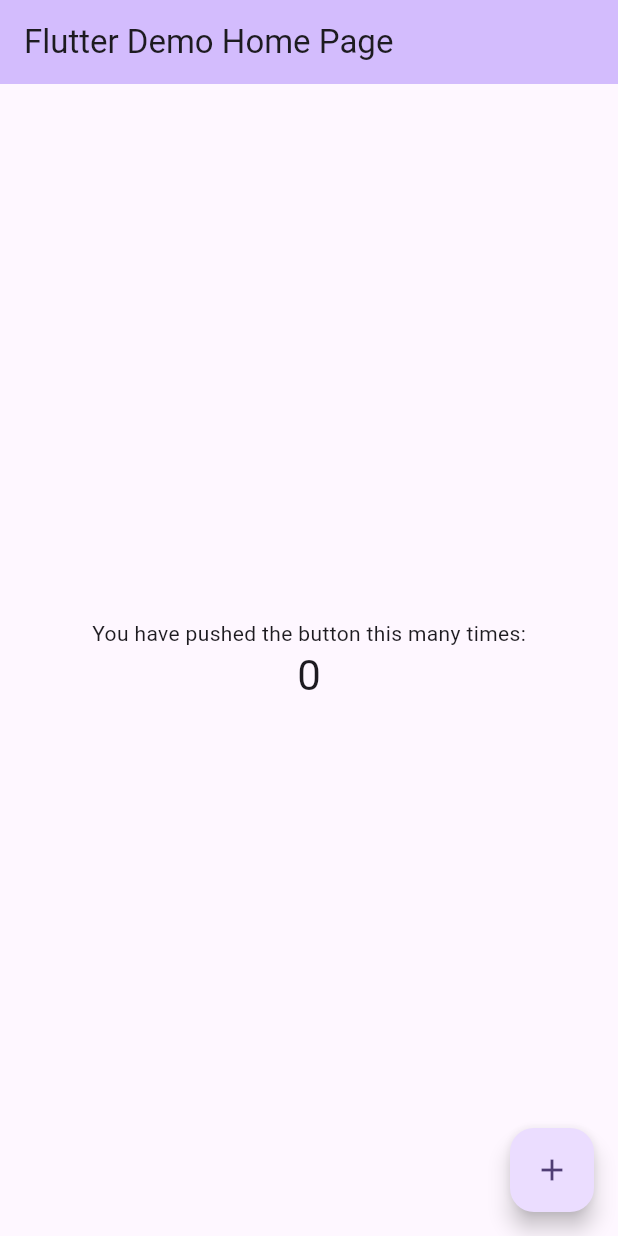
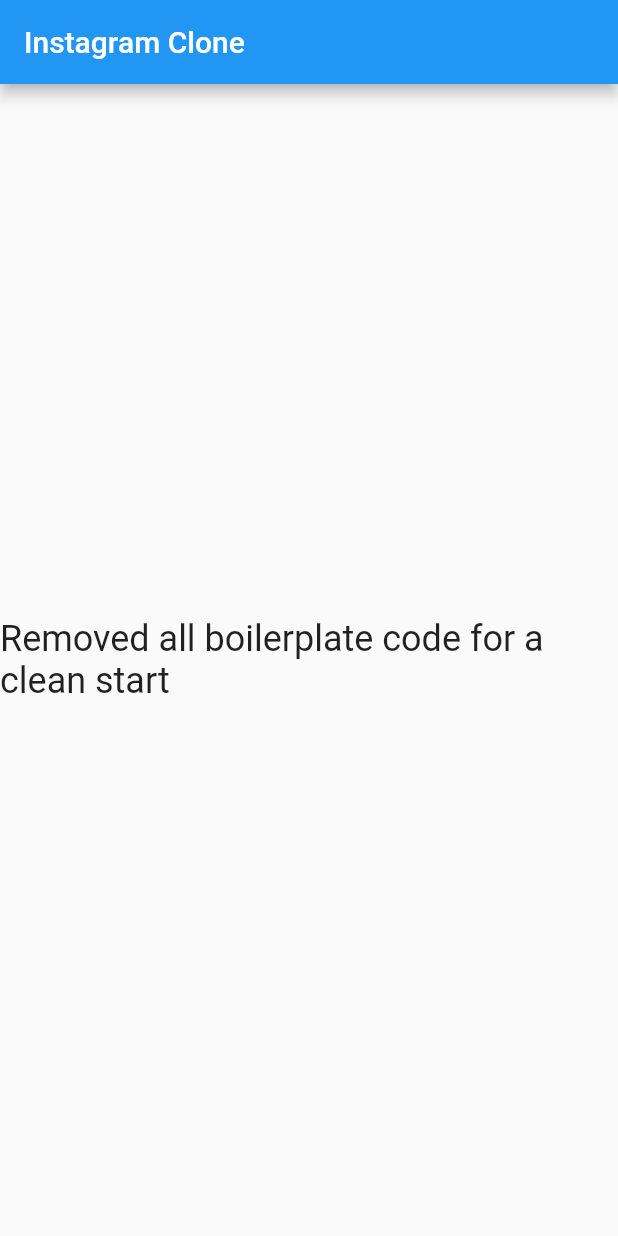
Before and after one commit to AndrewEllen/instagram-clone, a Flutter app: the screen it shows after launch, on a phone screen of 412 x 824 dp. Run offline on Flutter 3.47's test engine with Material 2 defaults, Android fonts, the phone set to English and light mode, and no system bars.

Commit message:
Removed boilerplate code for a fresh start

```diff
--- a/lib/main.dart
+++ b/lib/main.dart
@@ -1,125 +1,24 @@
 import 'package:flutter/material.dart';
 
 void main() {
-  runApp(const MyApp());
+  runApp(const MaterialApp(home: MyHomePage()));
 }
 
-class MyApp extends StatelessWidget {
-  const MyApp({super.key});
+class MyHomePage extends StatelessWidget {
+  const MyHomePage({Key? key}) : super(key: key);
 
-  // This widget is the root of your application.
   @override
   Widget build(BuildContext context) {
-    return MaterialApp(
-      title: 'Flutter Demo',
-      theme: ThemeData(
-        // This is the theme of your application.
-        //
-        // TRY THIS: Try running your application with "flutter run". You'll see
-        // the application has a blue toolbar. Then, without quitting the app,
-        // try changing the seedColor in the colorScheme below to Colors.green
-        // and then invoke "hot reload" (save your changes or press the "hot
-        // reload" button in a Flutter-supported IDE, or press "r" if you used
-        // the command line to start the app).
-        //
-        // Notice that the counter didn't reset back to zero; the application
-        // state is not lost during the reload. To reset the state, use hot
-        // restart instead.
-        //
-        // This works for code too, not just values: Most code changes can be
-        // tested with just a hot reload.
-        colorScheme: ColorScheme.fromSeed(seedColor: Colors.deepPurple),
-        useMaterial3: true,
+    return Scaffold(
+      appBar: AppBar(
+        title: const Text('Instagram Clone'),
       ),
-      home: const MyHomePage(title: 'Flutter Demo Home Page'),
+      body: const Center(
+        child: Text(
+          'Removed all boilerplate code for a clean start',
+          style: TextStyle(fontSize: 24),
+        ),
+      ),
     );
   }
 }
-
-class MyHomePage extends StatefulWidget {
-  const MyHomePage({super.key, required this.title});
-
-  // This widget is the home page of your application. It is stateful, meaning
-  // that it has a State object (defined below) that contains fields that affect
-  // how it looks.
-
-  // This class is the configuration for the state. It holds the values (in this
-  // case the title) provided by the parent (in this case the App widget) and
-  // used by the build method of the State. Fields in a Widget subclass are
-  // always marked "final".
-
-  final String title;
-
-  @override
-  State<MyHomePage> createState() => _MyHomePageState();
-}
-
-class _MyHomePageState extends State<MyHomePage> {
-  int _counter = 0;
-
-  void _incrementCounter() {
-    setState(() {
-      // This call to setState tells the Flutter framework that something has
-      // changed in this State, which causes it to rerun the build method below
-      // so that the display can reflect the updated values. If we changed
-      // _counter without calling setState(), then the build method would not be
-      // called again, and so nothing would appear to happen.
-      _counter++;
-    });
-  }
-
-  @override
-  Widget build(BuildContext context) {
-    // This method is rerun every time setState is called, for instance as done
-    // by the _incrementCounter method above.
-    //
-    // The Flutter framework has been optimized to make rerunning build methods
-    // fast, so that you can just rebuild anything that needs updating rather
-    // than having to individually change instances of widgets.
-    return Scaffold(
-      appBar: AppBar(
-        // TRY THIS: Try changing the color here to a specific color (to
-        // Colors.amber, perhaps?) and trigger a hot reload to see the AppBar
-        // change color while the other colors stay the same.
-        backgroundColor: Theme.of(context).colorScheme.inversePrimary,
-        // Here we take the value from the MyHomePage object that was created by
-        // the App.build method, and use it to set our appbar title.
-        title: Text(widget.title),
-      ),
-      body: Center(
-        // Center is a layout widget. It takes a single child and positions it
-        // in the middle of the parent.
-        child: Column(
-          // Column is also a layout widget. It takes a list of children and
-          // arranges them vertically. By default, it sizes itself to fit its
-          // children horizontally, and tries to be as tall as its parent.
-          //
-          // Column has various properties to control how it sizes itself and
-          // how it positions its children. Here we use mainAxisAlignment to
-          // center the children vertically; the main axis here is the vertical
-          // axis because Columns are vertical (the cross axis would be
-          // horizontal).
-          //
-          // TRY THIS: Invoke "debug painting" (choose the "Toggle Debug Paint"
-          // action in the IDE, or press "p" in the console), to see the
-          // wireframe for each widget.
-          mainAxisAlignment: MainAxisAlignment.center,
-          children: <Widget>[
-            const Text(
-              'You have pushed the button this many times:',
-            ),
-            Text(
-              '$_counter',
-              style: Theme.of(context).textTheme.headlineMedium,
-            ),
-          ],
-        ),
-      ),
-      floatingActionButton: FloatingActionButton(
-        onPressed: _incrementCounter,
-        tooltip: 'Increment',
-        child: const Icon(Icons.add),
-      ), // This trailing comma makes auto-formatting nicer for build methods.
-    );
-  }
-}
```
